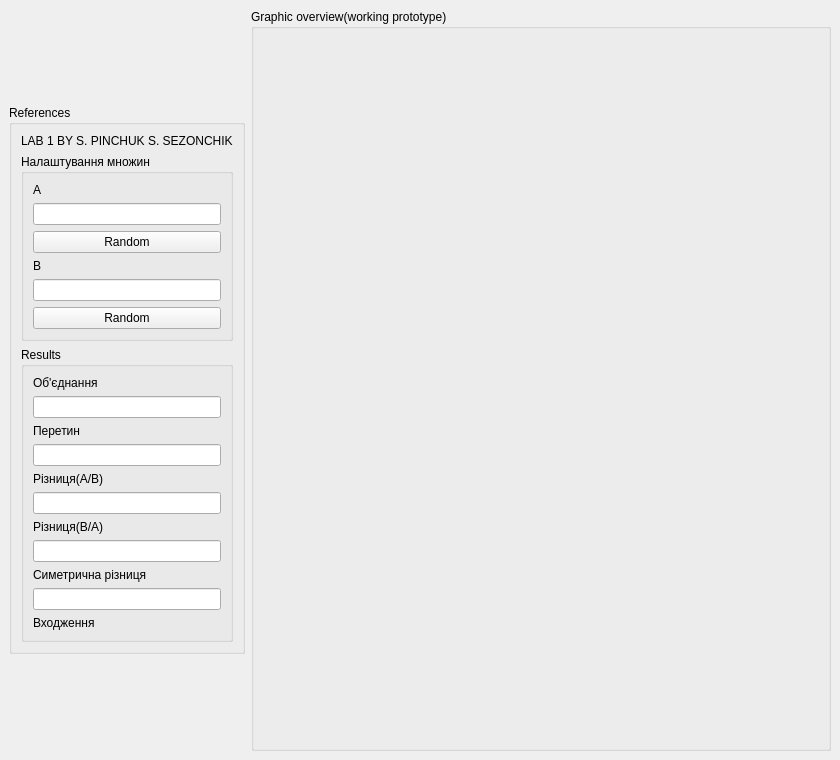
First picture: the form in mainwindow.ui, repository Magnus07/kdm-lab1, before the edit.
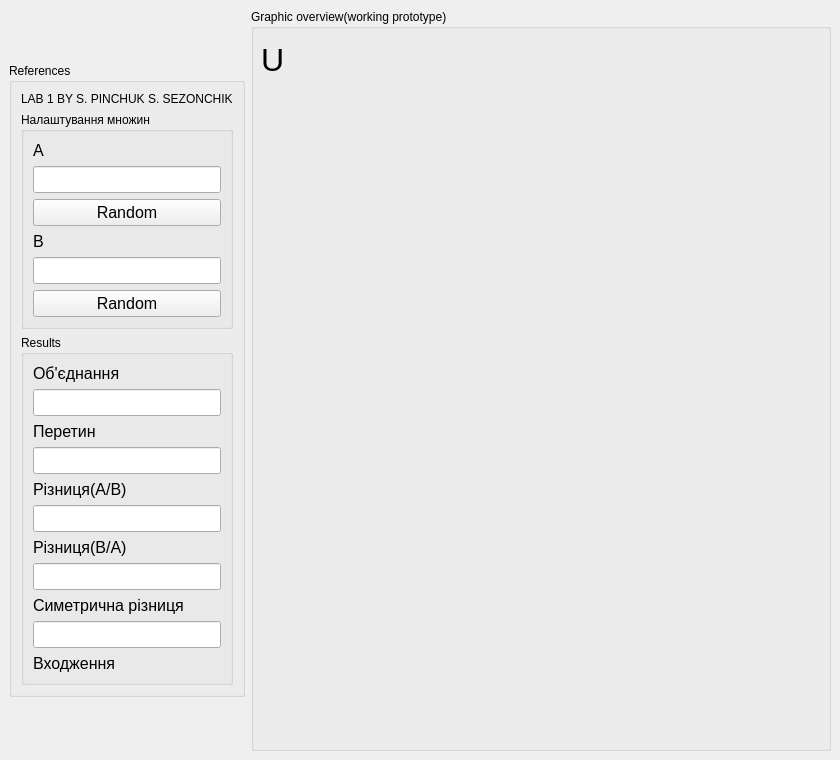
Second picture: the form after the edit.

Commit message: Add universum, increase font-size

The edit to the form file:
```diff
--- a/mainwindow.ui
+++ b/mainwindow.ui
@@ -103,7 +103,7 @@
        </property>
        <property name="font">
         <font>
-         <pointsize>10</pointsize>
+         <pointsize>14</pointsize>
          <weight>75</weight>
          <bold>true</bold>
         </font>
@@ -128,6 +128,24 @@
         <string/>
        </property>
       </widget>
+      <widget class="QLabel" name="label_12">
+       <property name="geometry">
+        <rect>
+         <x>10</x>
+         <y>30</y>
+         <width>21</width>
+         <height>41</height>
+        </rect>
+       </property>
+       <property name="font">
+        <font>
+         <pointsize>24</pointsize>
+        </font>
+       </property>
+       <property name="text">
+        <string>U</string>
+       </property>
+      </widget>
      </widget>
     </item>
     <item row="0" column="0">
@@ -166,6 +184,11 @@
          <layout class="QVBoxLayout" name="verticalLayout_4">
           <item>
            <widget class="QLabel" name="label_6">
+            <property name="font">
+             <font>
+              <pointsize>12</pointsize>
+             </font>
+            </property>
             <property name="text">
              <string>А</string>
             </property>
@@ -173,6 +196,11 @@
           </item>
           <item>
            <widget class="QLineEdit" name="lineEdit">
+            <property name="font">
+             <font>
+              <pointsize>12</pointsize>
+             </font>
+            </property>
             <property name="maxLength">
              <number>43</number>
             </property>
@@ -180,6 +208,11 @@
           </item>
           <item>
            <widget class="QPushButton" name="randomAButton">
+            <property name="font">
+             <font>
+              <pointsize>12</pointsize>
+             </font>
+            </property>
             <property name="text">
              <string>Random</string>
             </property>
@@ -187,6 +220,11 @@
           </item>
           <item>
            <widget class="QLabel" name="label_7">
+            <property name="font">
+             <font>
+              <pointsize>12</pointsize>
+             </font>
+            </property>
             <property name="text">
              <string>B</string>
             </property>
@@ -194,6 +232,11 @@
           </item>
           <item>
            <widget class="QLineEdit" name="lineEdit_2">
+            <property name="font">
+             <font>
+              <pointsize>12</pointsize>
+             </font>
+            </property>
             <property name="maxLength">
              <number>43</number>
             </property>
@@ -201,6 +244,11 @@
           </item>
           <item>
            <widget class="QPushButton" name="randomBButton">
+            <property name="font">
+             <font>
+              <pointsize>12</pointsize>
+             </font>
+            </property>
             <property name="text">
              <string>Random</string>
             </property>
@@ -217,56 +265,116 @@
          <layout class="QVBoxLayout" name="verticalLayout_5">
           <item>
            <widget class="QLabel" name="label_2">
+            <property name="font">
+             <font>
+              <pointsize>12</pointsize>
+             </font>
+            </property>
             <property name="text">
              <string>Об'єднання</string>
             </property>
            </widget>
           </item>
           <item>
-           <widget class="QLineEdit" name="lineEdit_3"/>
+           <widget class="QLineEdit" name="lineEdit_3">
+            <property name="font">
+             <font>
+              <pointsize>12</pointsize>
+             </font>
+            </property>
+           </widget>
           </item>
           <item>
            <widget class="QLabel" name="label_3">
+            <property name="font">
+             <font>
+              <pointsize>12</pointsize>
+             </font>
+            </property>
             <property name="text">
              <string>Перетин</string>
             </property>
            </widget>
           </item>
           <item>
-           <widget class="QLineEdit" name="lineEdit_4"/>
+           <widget class="QLineEdit" name="lineEdit_4">
+            <property name="font">
+             <font>
+              <pointsize>12</pointsize>
+             </font>
+            </property>
+           </widget>
           </item>
           <item>
            <widget class="QLabel" name="label_4">
+            <property name="font">
+             <font>
+              <pointsize>12</pointsize>
+             </font>
+            </property>
             <property name="text">
              <string>Різниця(A/B)</string>
             </property>
            </widget>
           </item>
           <item>
-           <widget class="QLineEdit" name="lineEdit_5"/>
+           <widget class="QLineEdit" name="lineEdit_5">
+            <property name="font">
+             <font>
+              <pointsize>12</pointsize>
+             </font>
+            </property>
+           </widget>
           </item>
           <item>
            <widget class="QLabel" name="label_5">
+            <property name="font">
+             <font>
+              <pointsize>12</pointsize>
+             </font>
+            </property>
             <property name="text">
              <string>Різниця(B/A)</string>
             </property>
            </widget>
           </item>
           <item>
-           <widget class="QLineEdit" name="lineEdit_6"/>
+           <widget class="QLineEdit" name="lineEdit_6">
+            <property name="font">
+             <font>
+              <pointsize>12</pointsize>
+             </font>
+            </property>
+           </widget>
           </item>
           <item>
            <widget class="QLabel" name="label_8">
+            <property name="font">
+             <font>
+              <pointsize>12</pointsize>
+             </font>
+            </property>
             <property name="text">
              <string>Симетрична різниця</string>
             </property>
            </widget>
           </item>
           <item>
-           <widget class="QLineEdit" name="lineEdit_7"/>
+           <widget class="QLineEdit" name="lineEdit_7">
+            <property name="font">
+             <font>
+              <pointsize>12</pointsize>
+             </font>
+            </property>
+           </widget>
           </item>
           <item>
            <widget class="QLabel" name="label_10">
+            <property name="font">
+             <font>
+              <pointsize>12</pointsize>
+             </font>
+            </property>
             <property name="text">
              <string>Входження</string>
             </property>
```
Left out of the diff: 6 changed lines with no effect on the pictures.
